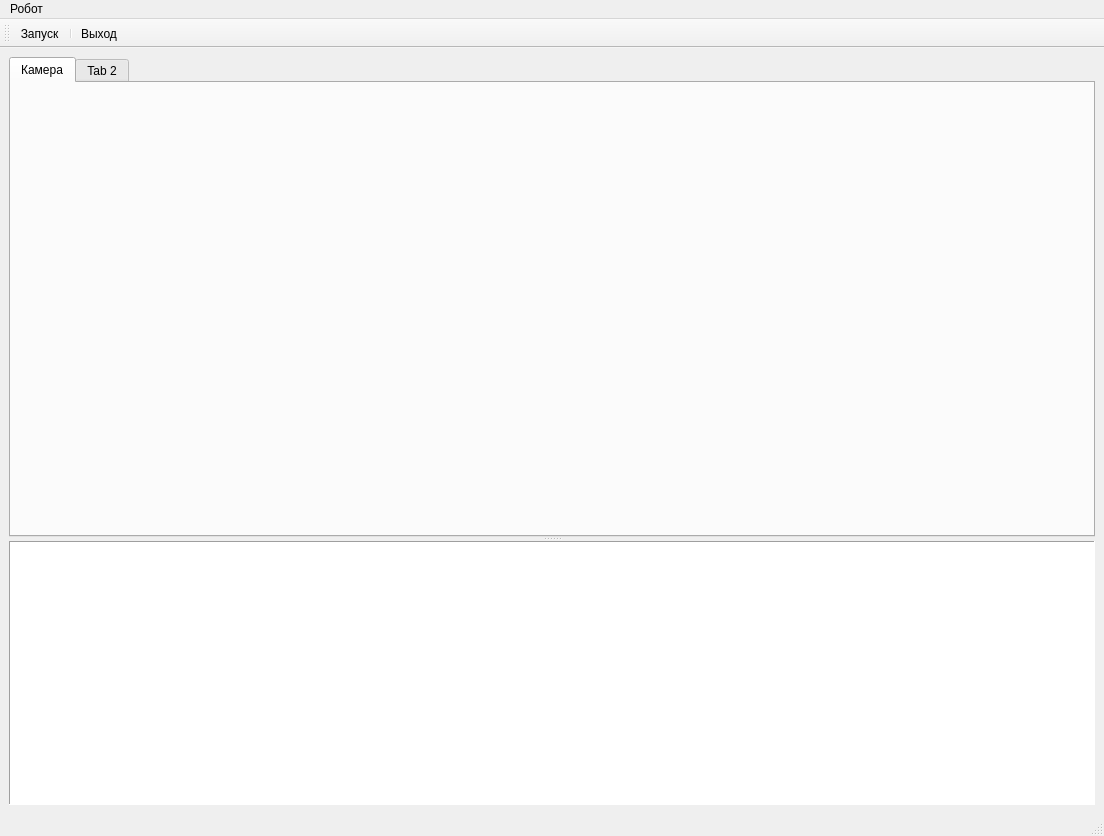
This is qrobot/main_window.ui in mashka-kashka/robot as Qt 5 draws it before an edit. The edited form follows.
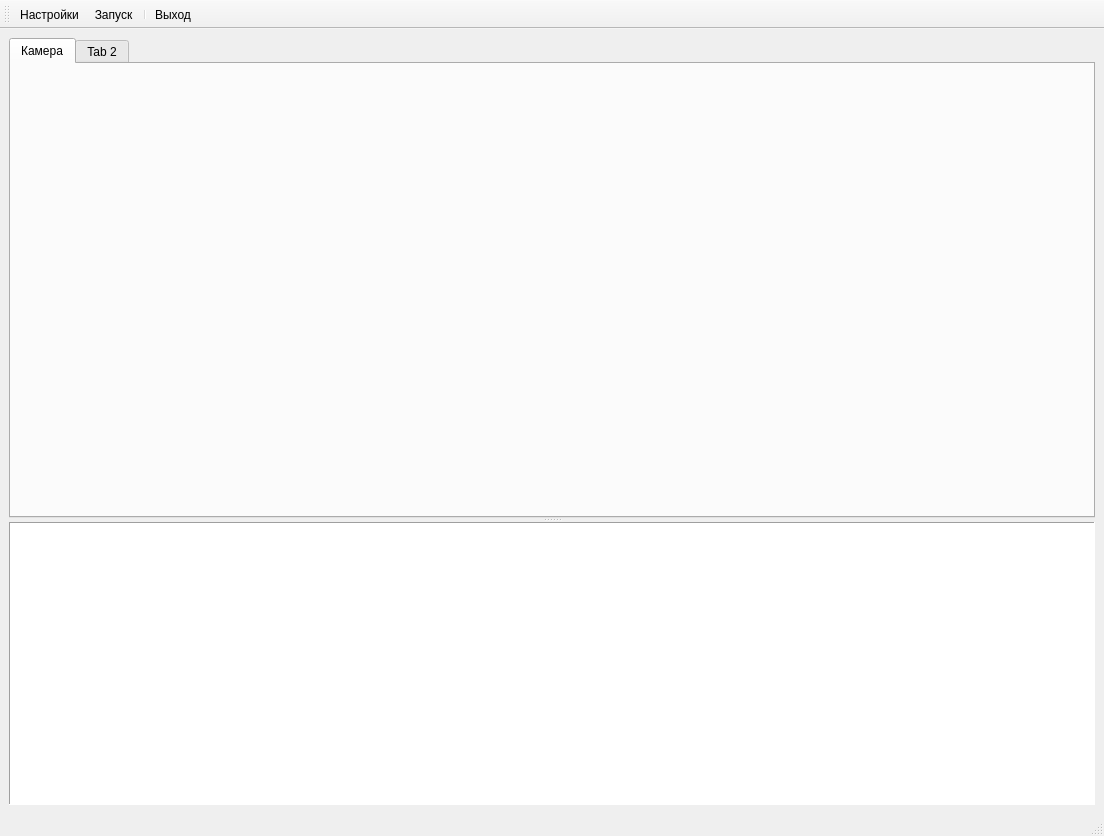
This is the edited form. Icons and pictures are not drawn.

Diff of the .ui file:
```diff
--- a/qrobot/main_window.ui
+++ b/qrobot/main_window.ui
@@ -78,36 +78,6 @@
     </item>
    </layout>
   </widget>
-  <widget class="QMenuBar" name="menubar">
-   <property name="geometry">
-    <rect>
-     <x>0</x>
-     <y>0</y>
-     <width>1104</width>
-     <height>22</height>
-    </rect>
-   </property>
-   <widget class="QMenu" name="menu">
-    <property name="contextMenuPolicy">
-     <enum>Qt::DefaultContextMenu</enum>
-    </property>
-    <property name="tearOffEnabled">
-     <bool>false</bool>
-    </property>
-    <property name="title">
-     <string>Робот</string>
-    </property>
-    <property name="separatorsCollapsible">
-     <bool>false</bool>
-    </property>
-    <property name="toolTipsVisible">
-     <bool>true</bool>
-    </property>
-    <addaction name="actionRobotConfig"/>
-    <addaction name="separator"/>
-   </widget>
-   <addaction name="menu"/>
-  </widget>
   <widget class="QStatusBar" name="statusbar"/>
   <widget class="QToolBar" name="toolBar">
    <property name="windowTitle">
@@ -119,6 +89,7 @@
    <attribute name="toolBarBreak">
     <bool>false</bool>
    </attribute>
+   <addaction name="actionConfig"/>
    <addaction name="actionStartStop"/>
    <addaction name="separator"/>
    <addaction name="actionExit"/>
@@ -142,7 +113,7 @@
     <string>Запустить сервер для передачи данных</string>
    </property>
   </action>
-  <action name="actionRobotConfig">
+  <action name="actionConfig">
    <property name="icon">
     <iconset>
      <normaloff>icons/gear.png</normaloff>icons/gear.png</iconset>
```
Left out of the diff: 17 changed lines with no effect on the pictures.
